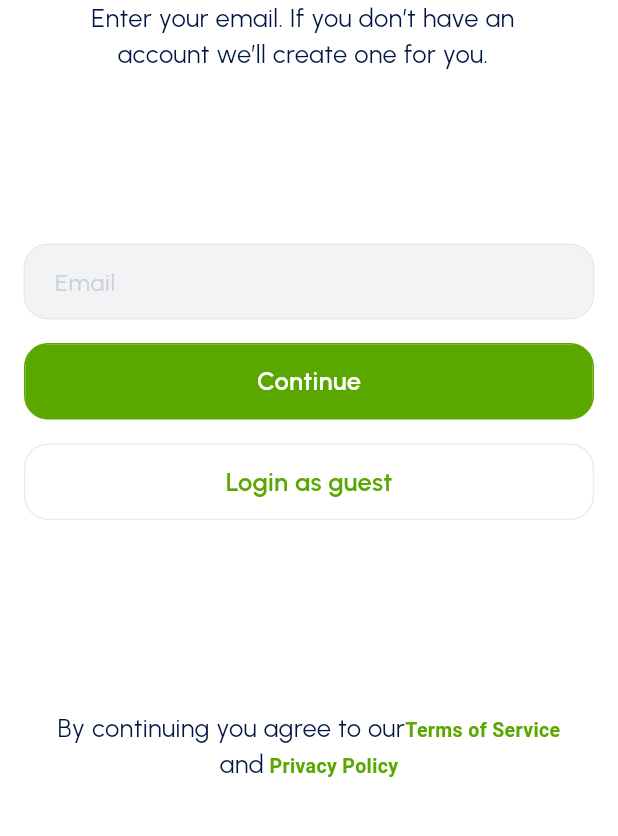
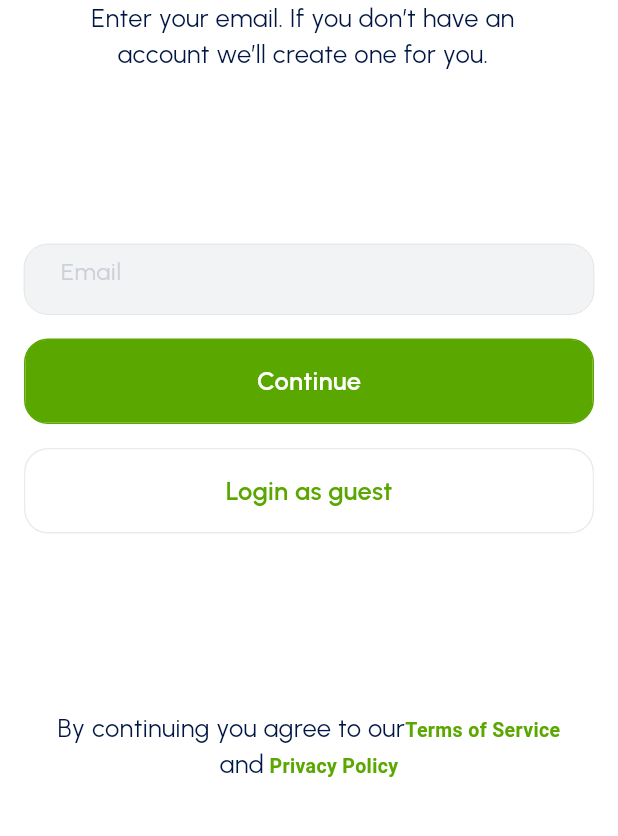
Before and after one commit to arvinio/maze-app, a Flutter app: the screen it shows after launch, on a phone screen of 412 x 824 dp, the part 368-1204 px from its top. Run offline on Flutter 3.47's test engine with Material 3 defaults, Android fonts, the phone set to English and light mode, and no system bars; our stand-ins replace auto_route, bloc, dio, equatable, flutter_bloc, flutter_svg and 5 more; project files that could hold a hidden picture were left out.

Commit message:
Custome text field updated.  custom outline input border added

```diff
--- a/lib/core/config/dimen.dart
+++ b/lib/core/config/dimen.dart
@@ -1,7 +1,7 @@
 
 abstract class Dimen {
 
-  static const double buttonMinHeight = 50;
+  static const double buttonMinHeight = 56;
 
   static const double appBarHeight = 58;
 
--- /dev/null
+++ b/lib/core/presentation/widget/custom_outline_input_border.dart
@@ -0,0 +1,122 @@
+import 'dart:math' as math;
+
+import 'package:flutter/material.dart';
+
+class CustomOutlineInputBorder extends InputBorder {
+  /// Creates an underline border for an [InputDecorator].
+  ///
+  /// The [borderSide] parameter defaults to [BorderSide.none] (it must not be
+  /// null). Applications typically do not specify a [borderSide] parameter
+  /// because the input decorator substitutes its own, using [copyWith], based
+  /// on the current theme and [InputDecorator.isFocused].
+  ///
+  /// The [borderRadius] parameter defaults to a value where the top left
+  /// and right corners have a circular radius of 4.0. The [borderRadius]
+  /// parameter must not be null.
+  const CustomOutlineInputBorder({
+    BorderSide borderSide = const BorderSide(),
+    this.borderRadius = const BorderRadius.only(
+      topLeft: Radius.circular(4.0),
+      topRight: Radius.circular(4.0),
+      bottomLeft: Radius.circular(4.0),
+      bottomRight: Radius.circular(4.0),
+    ),
+  })  : assert(borderRadius != null),
+        super(borderSide: borderSide);
+
+  /// The radii of the border's rounded rectangle corners.
+  ///
+  /// When this border is used with a filled input decorator, see
+  /// [InputDecoration.filled], the border radius defines the shape
+  /// of the background fill as well as the bottom left and right
+  /// edges of the underline itself.
+  ///
+  /// By default the top right and top left corners have a circular radius
+  /// of 4.0.
+  final BorderRadius borderRadius;
+
+  @override
+  bool get isOutline => false;
+
+  @override
+  CustomOutlineInputBorder copyWith(
+      {BorderSide? borderSide, BorderRadius? borderRadius}) {
+    return CustomOutlineInputBorder(
+      borderSide: borderSide ?? this.borderSide,
+      borderRadius: borderRadius ?? this.borderRadius,
+    );
+  }
+
+  @override
+  EdgeInsetsGeometry get dimensions {
+    return EdgeInsets.only(bottom: borderSide.width);
+  }
+
+  @override
+  CustomOutlineInputBorder scale(double t) {
+    return CustomOutlineInputBorder(borderSide: borderSide.scale(t));
+  }
+
+  @override
+  Path getInnerPath(Rect rect, {TextDirection? textDirection}) {
+    return Path()
+      ..addRect(Rect.fromLTWH(rect.left, rect.top, rect.width,
+          math.max(0.0, rect.height - borderSide.width)));
+  }
+
+  @override
+  Path getOuterPath(Rect rect, {TextDirection? textDirection}) {
+    return Path()..addRRect(borderRadius.resolve(textDirection).toRRect(rect));
+  }
+
+  @override
+  ShapeBorder? lerpFrom(ShapeBorder? a, double t) {
+    if (a is CustomOutlineInputBorder) {
+      return CustomOutlineInputBorder(
+        borderSide: BorderSide.lerp(a.borderSide, borderSide, t),
+        borderRadius: BorderRadius.lerp(a.borderRadius, borderRadius, t)!,
+      );
+    }
+    return super.lerpFrom(a, t);
+  }
+
+  @override
+  ShapeBorder? lerpTo(ShapeBorder? b, double t) {
+    if (b is CustomOutlineInputBorder) {
+      return CustomOutlineInputBorder(
+        borderSide: BorderSide.lerp(borderSide, b.borderSide, t),
+        borderRadius: BorderRadius.lerp(borderRadius, b.borderRadius, t)!,
+      );
+    }
+    return super.lerpTo(b, t);
+  }
+
+  /// Draw a horizontal line at the bottom of [rect].
+  ///
+  /// The [borderSide] defines the line's color and weight. The `textDirection`
+  /// `gap` and `textDirection` parameters are ignored.
+  @override
+  void paint(
+      Canvas canvas,
+      Rect rect, {
+        double? gapStart,
+        double gapExtent = 0.0,
+        double gapPercentage = 0.0,
+        TextDirection? textDirection,
+      }) {
+    final Paint paint = borderSide.toPaint();
+    final RRect outer = borderRadius.toRRect(rect);
+    final RRect center = outer.deflate(borderSide.width / 2.0);
+    canvas.drawRRect(center, paint);
+  }
+
+  @override
+  bool operator ==(Object other) {
+    if (identical(this, other)) return true;
+    if (other.runtimeType != runtimeType) return false;
+    return other is InputBorder && other.borderSide == borderSide;
+  }
+
+  @override
+  int get hashCode => borderSide.hashCode;
+}
--- a/lib/core/presentation/widget/custom_text_field.dart
+++ b/lib/core/presentation/widget/custom_text_field.dart
@@ -5,6 +5,7 @@ import 'package:maze_app/core/style/app_theme.dart';
 import 'package:maze_app/core/util/extentsion/context_ext.dart';
 
 import '../../config/dimen.dart';
+import 'custom_outline_input_border.dart';
 import 'custom_text.dart';
 
 enum TextFieldType {
@@ -21,6 +22,8 @@ class CustomTextField extends StatefulWidget {
       {super.key,
       this.textEditingController,
       this.label,
+      this.labelTextColor,
+      this.labelStyle,
       this.hint,
       this.bottomText,
       this.textColor,
@@ -78,6 +81,8 @@ class CustomTextField extends StatefulWidget {
     super.key,
     this.textEditingController,
     this.label,
+    this.labelTextColor,
+    this.labelStyle,
     this.hint,
     this.bottomText,
     this.textColor,
@@ -134,6 +139,8 @@ class CustomTextField extends StatefulWidget {
   final TextFieldType _textFieldType;
   final TextEditingController? textEditingController;
   final String? label;
+  final Color? labelTextColor;
+  final TextStyle? labelStyle;
   final String? hint;
   final String? bottomText;
   final Color? textColor;
@@ -250,7 +257,7 @@ class _CustomTextFieldState extends State<CustomTextField> {
                             expands: widget.expands ?? false,
                             autofocus: widget.autoFocus,
                             style: widget.textStyle ??
-                                context.bodyBodyMedium.copyWith(
+                                context.bodyBody.copyWith(
                                   color: widget.textColor ?? context.scheme().primaryText,
                                   height: widget.textHeight ?? 1.5,
                                 ),
@@ -274,8 +281,7 @@ class _CustomTextFieldState extends State<CustomTextField> {
                           //  onChanged: onChanged,
                             textAlign: TextAlign.left,
                             decoration: InputDecoration(
-                              contentPadding:
-                                  widget.padding ,
+                              contentPadding: widget.padding ?? const EdgeInsets.only(top: 5, bottom: 16, right: 16, left: 16),
                               border: widget._textFieldType.isBorderLess
                                   ? InputBorder.none
                                   : getBorder(BorderType.regularBorder),
@@ -298,6 +304,12 @@ class _CustomTextFieldState extends State<CustomTextField> {
                               suffix: widget.suffix,
                               prefixIcon: widget.prefixIcon,
                               labelText: widget.label,
+                              labelStyle:widget.labelStyle??
+                                  context.bodyBody.copyWith(
+                                    color:(widget.focusNode!=null && widget.focusNode!.hasFocus)
+                                      ?context.scheme().primary
+                                      :widget.labelTextColor?? context.scheme().primaryText
+                                  ),
                               hintText: widget.hint,
                               fillColor:  (widget.focusNode!=null && widget.focusNode!.hasFocus)
                              ? context.scheme().primariesShade03
@@ -478,9 +490,14 @@ class _CustomTextFieldState extends State<CustomTextField> {
         borderColor = context.scheme().neutralsBorderDivider;
         break;
     }
-    return OutlineInputBorder(
+    return CustomOutlineInputBorder(
+      borderRadius: BorderRadius.circular(Dimen.defaultRadius),
         borderSide: BorderSide(color: widget.borderColor ?? borderColor, width: widget.borderWidth ?? width),
-        borderRadius: BorderRadius.circular(Dimen.defaultRadius));
+       );
+
+    /* OutlineInputBorder(
+        borderSide: BorderSide(color: widget.borderColor ?? borderColor, width: widget.borderWidth ?? width),
+        borderRadius: BorderRadius.circular(Dimen.defaultRadius));*/
   }
 
 
```
